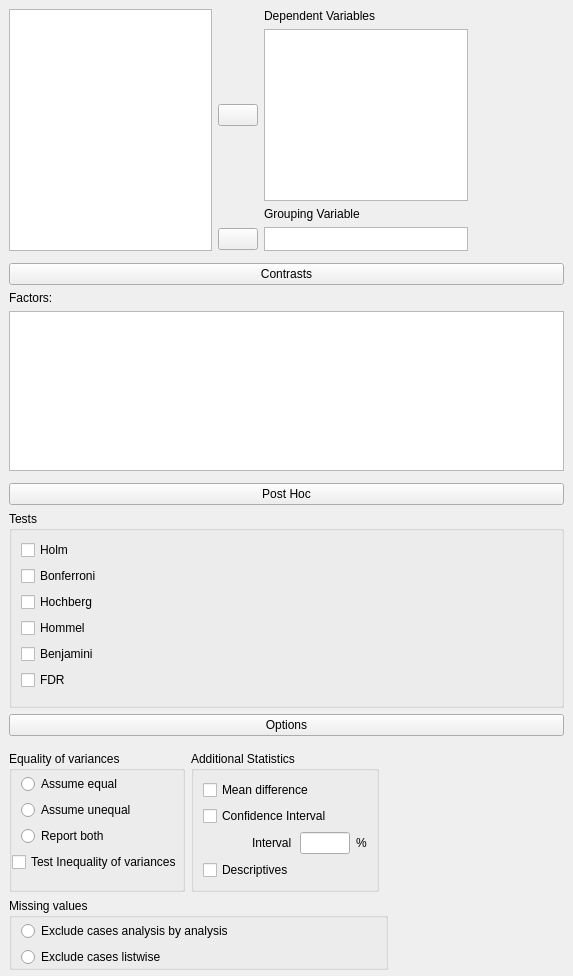
Qt form JASP-Desktop/analysisforms/anovaonewayform.ui (jasp-stats/jasp-desktop) before a commit.
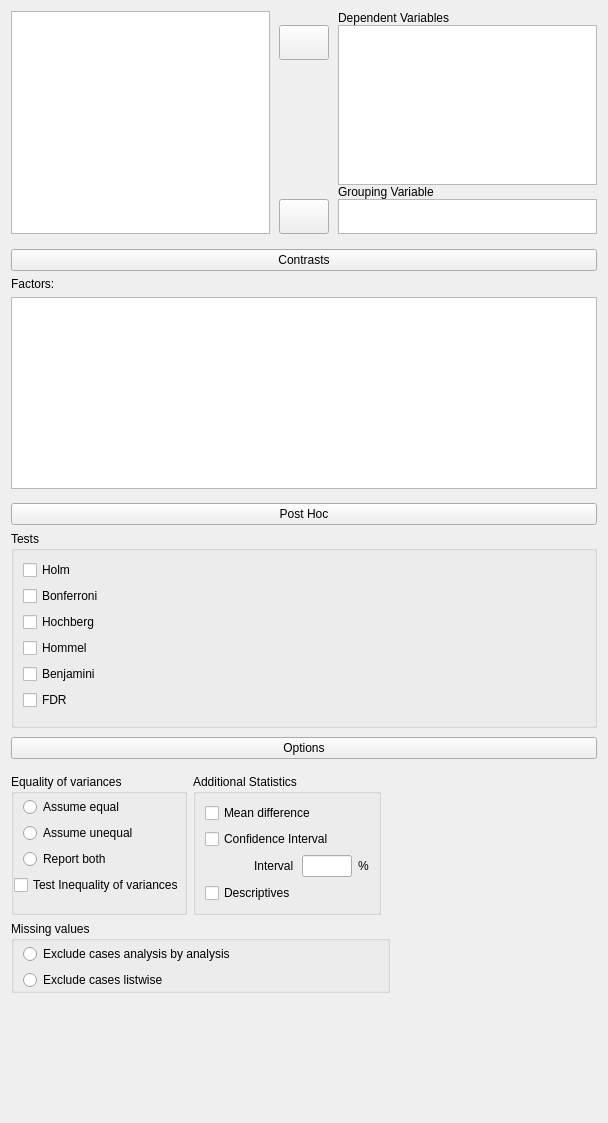
The same form after that commit. Custom widgets are drawn as their Qt base class.

What changed in the file:
```diff
--- a/JASP-Desktop/analysisforms/anovaonewayform.ui
+++ b/JASP-Desktop/analysisforms/anovaonewayform.ui
@@ -6,52 +6,28 @@
    <rect>
     <x>0</x>
     <y>0</y>
-    <width>573</width>
-    <height>960</height>
+    <width>608</width>
+    <height>1123</height>
    </rect>
   </property>
+  <property name="sizePolicy">
+   <sizepolicy hsizetype="Fixed" vsizetype="Preferred">
+    <horstretch>0</horstretch>
+    <verstretch>0</verstretch>
+   </sizepolicy>
+  </property>
   <property name="windowTitle">
    <string>Form</string>
   </property>
-  <layout class="QGridLayout" name="gridLayout_11">
-   <property name="leftMargin">
-    <number>0</number>
-   </property>
-   <property name="topMargin">
-    <number>0</number>
-   </property>
-   <property name="rightMargin">
-    <number>0</number>
-   </property>
-   <property name="bottomMargin">
-    <number>0</number>
-   </property>
-   <property name="verticalSpacing">
-    <number>0</number>
-   </property>
-   <item row="0" column="0" colspan="2">
-    <widget class="QWidget" name="widget" native="true">
+  <layout class="QVBoxLayout" name="verticalLayout_2">
+   <item>
+    <widget class="QWidget" name="topWidget" native="true">
      <property name="sizePolicy">
-      <sizepolicy hsizetype="Fixed" vsizetype="Preferred">
+      <sizepolicy hsizetype="Preferred" vsizetype="Fixed">
        <horstretch>0</horstretch>
        <verstretch>0</verstretch>
       </sizepolicy>
      </property>
-     <property name="minimumSize">
-      <size>
-       <width>573</width>
-       <height>260</height>
-      </size>
-     </property>
-     <property name="maximumSize">
-      <size>
-       <width>16777215</width>
-       <height>260</height>
-      </size>
-     </property>
-     <layout class="QGridLayout" name="gridLayout_10">
-      <item row="0" column="1">
-       <widget class="QWidget" name="widget_7" native="true">
         <layout class="QGridLayout" name="gridLayout_8">
          <property name="leftMargin">
           <number>0</number>
@@ -65,23 +41,42 @@
          <property name="bottomMargin">
           <number>0</number>
          </property>
+      <property name="horizontalSpacing">
+       <number>9</number>
+      </property>
          <property name="verticalSpacing">
-          <number>6</number>
-         </property>
-         <item row="6" column="0">
-          <widget class="AssignButton" name="buttonAssignGroupingVariable">
+       <number>0</number>
+      </property>
+      <item row="6" column="2">
+       <widget class="BoundListView" name="groupingVariable">
+        <property name="sizePolicy">
+         <sizepolicy hsizetype="Expanding" vsizetype="Fixed">
+          <horstretch>0</horstretch>
+          <verstretch>0</verstretch>
+         </sizepolicy>
+        </property>
+        <property name="minimumSize">
+         <size>
+          <width>0</width>
+          <height>35</height>
+         </size>
+        </property>
            <property name="maximumSize">
             <size>
-             <width>50</width>
-             <height>16777215</height>
-            </size>
-           </property>
+          <width>16777215</width>
+          <height>35</height>
+         </size>
+        </property>
+       </widget>
+      </item>
+      <item row="5" column="2">
+       <widget class="QLabel" name="label_5">
            <property name="text">
-            <string/>
+         <string>Grouping Variable</string>
            </property>
           </widget>
          </item>
-         <item row="0" column="1">
+      <item row="0" column="2">
           <widget class="QLabel" name="label_4">
            <property name="text">
             <string>Dependent Variables</string>
@@ -89,27 +84,17 @@
           </widget>
          </item>
          <item row="6" column="1">
-          <widget class="BoundListView" name="groupingVariable">
-           <property name="maximumSize">
-            <size>
-             <width>210</width>
-             <height>24</height>
-            </size>
-           </property>
-          </widget>
-         </item>
-         <item row="1" column="0">
-          <widget class="AssignButton" name="buttonAssignVariables">
+       <widget class="AssignButton" name="buttonAssignGroupingVariable">
            <property name="minimumSize">
             <size>
-             <width>0</width>
-             <height>0</height>
+          <width>50</width>
+          <height>35</height>
             </size>
            </property>
            <property name="maximumSize">
             <size>
              <width>50</width>
-             <height>16777215</height>
+          <height>35</height>
             </size>
            </property>
            <property name="text">
@@ -118,9 +103,41 @@
           </widget>
          </item>
          <item row="1" column="1">
+       <widget class="AssignButton" name="buttonAssignVariables">
+        <property name="minimumSize">
+         <size>
+          <width>50</width>
+          <height>35</height>
+         </size>
+        </property>
+        <property name="maximumSize">
+         <size>
+          <width>50</width>
+          <height>35</height>
+         </size>
+        </property>
+        <property name="text">
+         <string/>
+        </property>
+       </widget>
+      </item>
+      <item row="2" column="1">
+       <spacer name="verticalSpacer">
+        <property name="orientation">
+         <enum>Qt::Vertical</enum>
+        </property>
+        <property name="sizeHint" stdset="0">
+         <size>
+          <width>20</width>
+          <height>40</height>
+         </size>
+        </property>
+       </spacer>
+      </item>
+      <item row="1" column="2" rowspan="2">
           <widget class="BoundListView" name="variables">
            <property name="sizePolicy">
-            <sizepolicy hsizetype="Maximum" vsizetype="Expanding">
+         <sizepolicy hsizetype="Expanding" vsizetype="Preferred">
              <horstretch>0</horstretch>
              <verstretch>0</verstretch>
             </sizepolicy>
@@ -128,13 +145,13 @@
            <property name="minimumSize">
             <size>
              <width>0</width>
-             <height>0</height>
+          <height>160</height>
             </size>
            </property>
            <property name="maximumSize">
             <size>
-             <width>210</width>
-             <height>16777215</height>
+          <width>16777215</width>
+          <height>160</height>
             </size>
            </property>
            <property name="selectionMode">
@@ -142,44 +159,10 @@
            </property>
           </widget>
          </item>
-         <item row="5" column="1">
-          <widget class="QLabel" name="label_5">
-           <property name="text">
-            <string>Grouping Variable</string>
-           </property>
-          </widget>
-         </item>
-        </layout>
-       </widget>
-      </item>
-      <item row="0" column="2">
-       <widget class="QWidget" name="widget_6" native="true">
-        <property name="minimumSize">
-         <size>
-          <width>90</width>
-          <height>0</height>
-         </size>
-        </property>
-        <layout class="QVBoxLayout" name="verticalLayout_2">
-         <property name="leftMargin">
-          <number>0</number>
-         </property>
-         <property name="topMargin">
-          <number>0</number>
-         </property>
-         <property name="rightMargin">
-          <number>0</number>
-         </property>
-         <property name="bottomMargin">
-          <number>0</number>
-         </property>
-        </layout>
-       </widget>
-      </item>
-      <item row="0" column="0">
+      <item row="0" column="0" rowspan="7">
        <widget class="AvailableFieldsListView" name="listAvailableFields">
         <property name="sizePolicy">
-         <sizepolicy hsizetype="Expanding" vsizetype="Expanding">
+         <sizepolicy hsizetype="Expanding" vsizetype="Preferred">
           <horstretch>0</horstretch>
           <verstretch>0</verstretch>
          </sizepolicy>
@@ -187,13 +170,7 @@
         <property name="minimumSize">
          <size>
           <width>0</width>
-          <height>200</height>
-         </size>
-        </property>
-        <property name="maximumSize">
-         <size>
-          <width>210</width>
-          <height>16777215</height>
+          <height>0</height>
          </size>
         </property>
         <property name="selectionMode">
@@ -204,14 +181,17 @@
      </layout>
     </widget>
    </item>
-   <item row="1" column="0" colspan="2">
+   <item>
     <widget class="QWidget" name="widget_10" native="true">
      <layout class="QGridLayout" name="gridLayout_13">
-      <property name="topMargin">
-       <number>3</number>
+      <property name="leftMargin">
+       <number>0</number>
+      </property>
+      <property name="rightMargin">
+       <number>0</number>
       </property>
       <property name="bottomMargin">
-       <number>3</number>
+       <number>0</number>
       </property>
       <item row="0" column="0">
        <widget class="ExpanderButton" name="pushButton_2">
@@ -261,14 +241,20 @@
      </layout>
     </widget>
    </item>
-   <item row="2" column="0" colspan="2">
+   <item>
     <widget class="QWidget" name="widget_9" native="true">
      <layout class="QGridLayout" name="gridLayout_12">
+      <property name="leftMargin">
+       <number>0</number>
+      </property>
       <property name="topMargin">
-       <number>3</number>
+       <number>2</number>
+      </property>
+      <property name="rightMargin">
+       <number>0</number>
       </property>
       <property name="bottomMargin">
-       <number>3</number>
+       <number>0</number>
       </property>
       <item row="0" column="0">
        <widget class="ExpanderButton" name="pushButton_3">
@@ -370,14 +356,20 @@
      </layout>
     </widget>
    </item>
-   <item row="3" column="0" colspan="2">
+   <item>
     <widget class="QWidget" name="widget_8" native="true">
      <layout class="QGridLayout" name="gridLayout_9">
+      <property name="leftMargin">
+       <number>0</number>
+      </property>
       <property name="topMargin">
        <number>3</number>
       </property>
+      <property name="rightMargin">
+       <number>0</number>
+      </property>
       <property name="bottomMargin">
-       <number>6</number>
+       <number>0</number>
       </property>
       <item row="0" column="0" colspan="2">
        <widget class="ExpanderButton" name="pushButton">
@@ -606,6 +598,19 @@
      </layout>
     </widget>
    </item>
+   <item>
+    <spacer name="verticalSpacer_2">
+     <property name="orientation">
+      <enum>Qt::Vertical</enum>
+     </property>
+     <property name="sizeHint" stdset="0">
+      <size>
+       <width>20</width>
+       <height>40</height>
+      </size>
+     </property>
+    </spacer>
+   </item>
   </layout>
  </widget>
  <customwidgets>
@@ -624,16 +629,6 @@
    <extends>QListView</extends>
    <header>widgets/boundlistview.h</header>
   </customwidget>
-  <customwidget>
-   <class>ExpanderButton</class>
-   <extends>QPushButton</extends>
-   <header>widgets/expanderbutton.h</header>
-  </customwidget>
-  <customwidget>
-   <class>BoundTableView</class>
-   <extends>QTableView</extends>
-   <header>widgets/boundtableview.h</header>
-  </customwidget>
   <customwidget>
    <class>BoundCheckBox</class>
    <extends>QCheckBox</extends>
@@ -650,6 +645,16 @@
    <header>widgets/boundgroupbox.h</header>
    <container>1</container>
   </customwidget>
+  <customwidget>
+   <class>ExpanderButton</class>
+   <extends>QPushButton</extends>
+   <header>widgets/expanderbutton.h</header>
+  </customwidget>
+  <customwidget>
+   <class>BoundTableView</class>
+   <extends>QTableView</extends>
+   <header>widgets/boundtableview.h</header>
+  </customwidget>
  </customwidgets>
  <resources/>
  <connections/>
```
Lines whose indentation alone changed are shown as unchanged.
